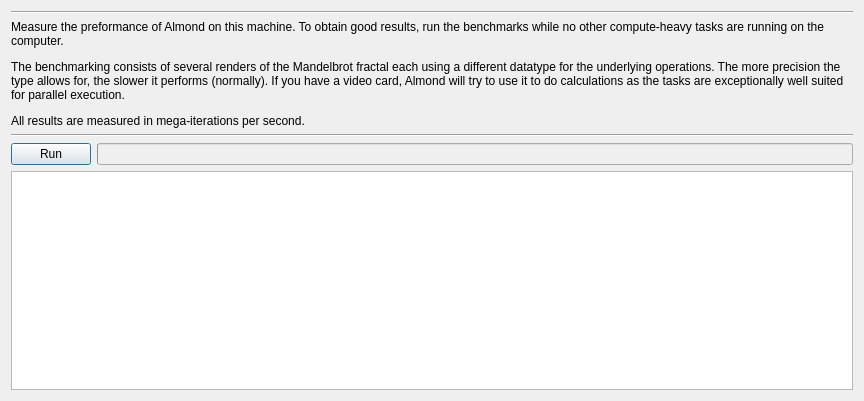
The window that benchmarks.ui (QlowB/Almond) describes before a commit, drawn with Qt 5.
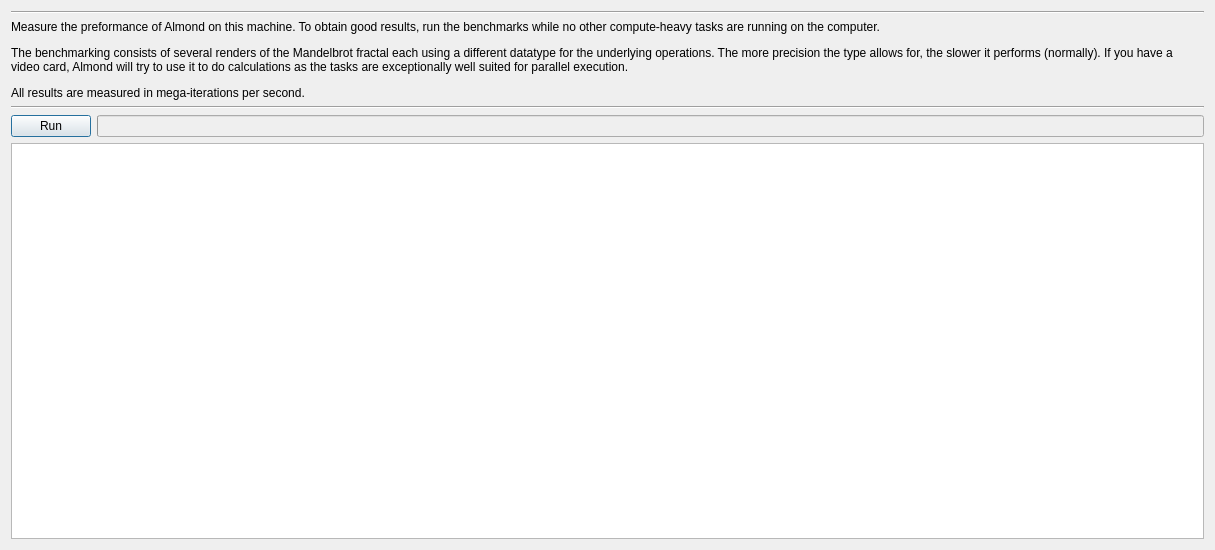
The same window after the commit.

```diff
--- a/benchmarks.ui
+++ b/benchmarks.ui
@@ -6,8 +6,8 @@
    <rect>
     <x>0</x>
     <y>0</y>
-    <width>864</width>
-    <height>401</height>
+    <width>1215</width>
+    <height>550</height>
    </rect>
   </property>
   <property name="windowTitle">
```
